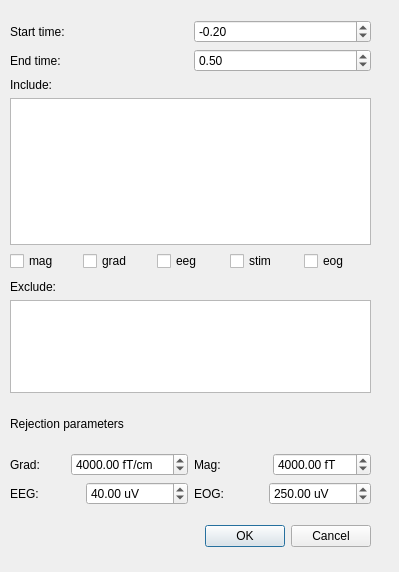
Old version of the form hoksotin/ui/qt4Designer/epochDialog.ui in the repository cibr-jyu/meggie.
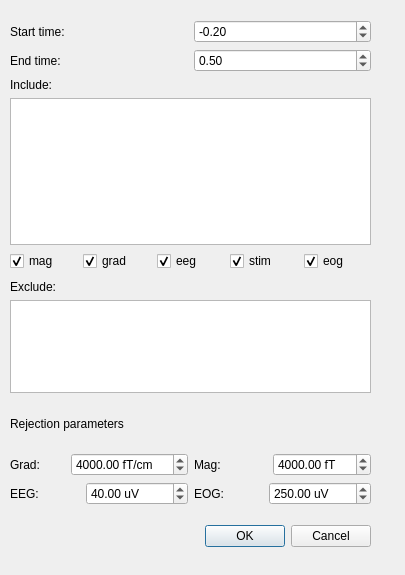
New version of the form.

The edit to the form file:
```diff
--- a/hoksotin/ui/qt4Designer/epochDialog.ui
+++ b/hoksotin/ui/qt4Designer/epochDialog.ui
@@ -6,8 +6,8 @@
    <rect>
     <x>0</x>
     <y>0</y>
-    <width>399</width>
-    <height>572</height>
+    <width>405</width>
+    <height>575</height>
    </rect>
   </property>
   <property name="windowTitle">
@@ -29,7 +29,7 @@
     <set>QDialogButtonBox::Cancel|QDialogButtonBox::Ok</set>
    </property>
   </widget>
-  <widget class="QWidget" name="">
+  <widget class="QWidget" name="layoutWidget">
    <property name="geometry">
     <rect>
      <x>10</x>
@@ -110,6 +110,9 @@
           <property name="text">
            <string>mag</string>
           </property>
+          <property name="checked">
+           <bool>true</bool>
+          </property>
          </widget>
         </item>
         <item>
@@ -117,6 +120,9 @@
           <property name="text">
            <string>grad</string>
           </property>
+          <property name="checked">
+           <bool>true</bool>
+          </property>
          </widget>
         </item>
         <item>
@@ -124,6 +130,9 @@
           <property name="text">
            <string>eeg</string>
           </property>
+          <property name="checked">
+           <bool>true</bool>
+          </property>
          </widget>
         </item>
         <item>
@@ -131,6 +140,9 @@
           <property name="text">
            <string>stim</string>
           </property>
+          <property name="checked">
+           <bool>true</bool>
+          </property>
          </widget>
         </item>
         <item>
@@ -138,6 +150,9 @@
           <property name="text">
            <string>eog</string>
           </property>
+          <property name="checked">
+           <bool>true</bool>
+          </property>
          </widget>
         </item>
        </layout>
@@ -146,7 +161,7 @@
     </item>
    </layout>
   </widget>
-  <widget class="QWidget" name="">
+  <widget class="QWidget" name="layoutWidget">
    <property name="geometry">
     <rect>
      <x>10</x>
@@ -168,7 +183,7 @@
     </item>
    </layout>
   </widget>
-  <widget class="QWidget" name="">
+  <widget class="QWidget" name="layoutWidget">
    <property name="geometry">
     <rect>
      <x>10</x>
```
Left out of the diff: 64 changed lines with no effect on the pictures.
